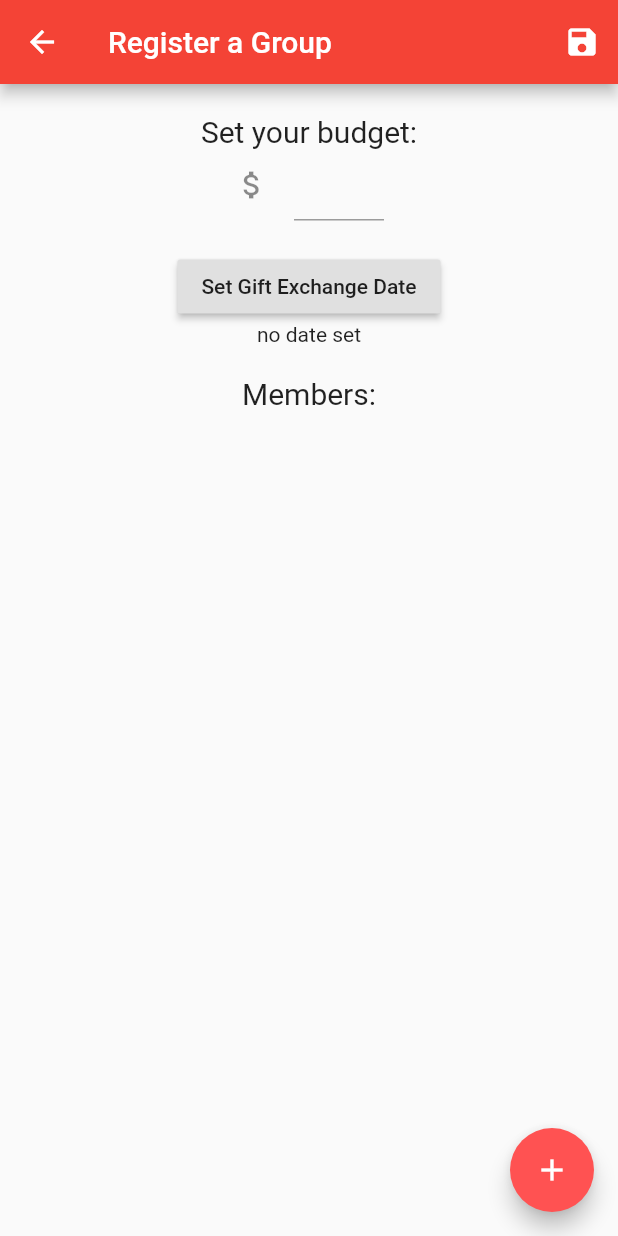
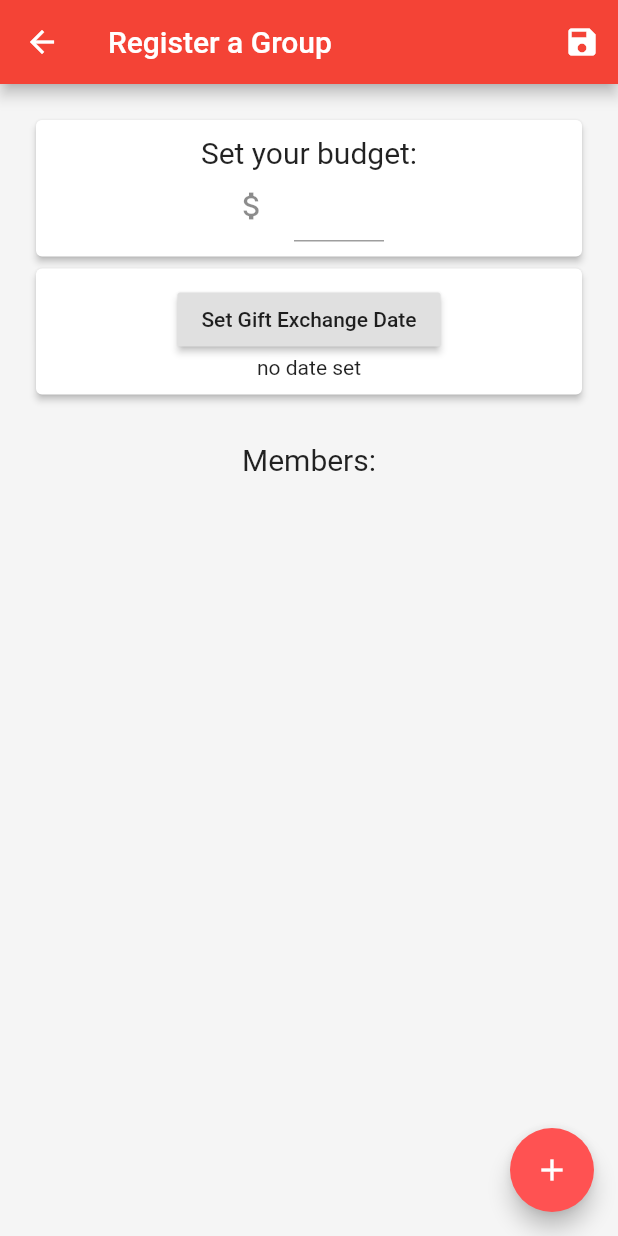
Before and after one commit to AroonNarayanan/SecretSantaFlutter, a Flutter app: the screen it shows after launch, after a tap on an icon or button, on a phone screen of 412 x 824 dp. Run offline on Flutter 3.47's test engine with Material 2 defaults, Android fonts, the light colour scheme and no system bars; network calls fail.

Commit message:
Refactored UI to be more material and added UI for due date

```diff
--- a/lib/login.dart
+++ b/lib/login.dart
@@ -21,9 +21,15 @@ class LoginScreenState extends State<LoginScreen> {
 
   @override
   Widget build(BuildContext context) {
-    return Column(
-      crossAxisAlignment: CrossAxisAlignment.center,
-      mainAxisAlignment: MainAxisAlignment.center,
+    return Container(
+      color: Colors.grey[100],
+      alignment: AlignmentDirectional.center,
+      child: Card(
+        elevation: 2.0,
+        child: SingleChildScrollView(child: Container(
+          padding: EdgeInsets.all(20.0),
+            child: Column(
+          mainAxisSize: MainAxisSize.min,
           children: <Widget>[
             Container(
               child: new Icon(
@@ -31,21 +37,17 @@ class LoginScreenState extends State<LoginScreen> {
                 size: 100.0,
                 color: Theme.of(context).primaryColor,
               ),
-          width: double.infinity,
             ),
-        Column(
-          children: <Widget>[
             Container(
-              height: 50.0,
-              constraints: BoxConstraints(maxWidth: 200.0),
+              width: 200.0,
               child: TextField(
                 decoration: InputDecoration(hintText: 'Your Name'),
                 controller: nameController,
               ),
             ),
             Container(
-              height: 50.0,
-              constraints: BoxConstraints(maxWidth: 200.0),
+              margin: EdgeInsets.only(top: 5.0),
+              width: 200.0,
               child: TextField(
                 decoration: InputDecoration(hintText: 'Your PIN'),
                 controller: pinController,
@@ -54,9 +56,8 @@ class LoginScreenState extends State<LoginScreen> {
               ),
             ),
             Container(
-              constraints: BoxConstraints(maxWidth: 200.0),
-              child: ConstrainedBox(
-                constraints: BoxConstraints(minWidth: double.infinity),
+              width: 200.0,
+              margin: EdgeInsets.only(top: 5.0),
               child: RaisedButton(
                 child: Text('Reveal Your Giftee'),
                 onPressed: () {
@@ -71,26 +72,21 @@ class LoginScreenState extends State<LoginScreen> {
                 },
               ),
             ),
-            ),
             Container(
-              constraints: BoxConstraints(maxWidth: 200.0),
-              child: ConstrainedBox(
-                constraints: BoxConstraints(minWidth: double.infinity),
+              width: 200.0,
               child: FlatButton(
                 child: Text('Don\'t have a PIN?'),
                 onPressed: () {
-                    Navigator.of(context).push(new MaterialPageRoute(builder: (BuildContext newPageContext) {
+                  Navigator.of(context).push(new MaterialPageRoute(
+                      builder: (BuildContext newPageContext) {
                     return RegisterFamilyScreen();
                   }));
                 },
               ),
-              ),
             )
           ],
-          crossAxisAlignment: CrossAxisAlignment.center,
-          mainAxisAlignment: MainAxisAlignment.center,
-        )
-      ],
+        )),
+      ),),
     );
   }
 
--- a/lib/register.dart
+++ b/lib/register.dart
@@ -97,8 +97,16 @@ class RegisterFamilyScreenState extends State<RegisterFamilyScreen> {
   Widget createGroup() {
     return Builder(builder: (BuildContext context) {
       return Container(
-          padding: EdgeInsets.only(top: 20.0),
+          padding: EdgeInsets.only(top: 20.0, left: 20.0, right: 20.0),
+          color: Colors.grey[100],
           width: double.infinity,
+          child: Column(
+            children: <Widget>[
+              Card(
+                elevation: 2.0,
+                child: Container(
+                  width: double.infinity,
+                  margin: EdgeInsets.all(10.0),
                   child: Column(
                     children: <Widget>[
                       Text(
@@ -109,19 +117,29 @@ class RegisterFamilyScreenState extends State<RegisterFamilyScreen> {
                         constraints: BoxConstraints(maxWidth: 100.0),
                         child: TextField(
                           keyboardType: TextInputType.number,
-                  decoration: InputDecoration(icon: Icon(Icons.attach_money)),
+                          decoration:
+                              InputDecoration(icon: Icon(Icons.attach_money)),
                           controller: budgetController,
                         ),
                       ),
-              Container(
-                margin: EdgeInsets.only(top: 20.0),
-                child: RaisedButton(
+                    ],
+                  ),
+                ),
+              ),
+              Card(
+                elevation: 2.0,
+                child: Container(
+                  margin: EdgeInsets.all(10.0),
+                  width: double.infinity,
+                  child: Column(
+                    children: <Widget>[
+                      RaisedButton(
                         child: Text('Set Gift Exchange Date'),
                         onPressed: () async {
                           dueDate = await showDatePicker(
                             context: context,
                             initialDate: DateTime(DateTime.now().year,
-                          DateTime.now().month + 1, DateTime.now().day),
+                                DateTime.now().month, DateTime.now().day + 14),
                             firstDate: DateTime.now(),
                             lastDate: DateTime(2100),
                           );
@@ -131,8 +149,17 @@ class RegisterFamilyScreenState extends State<RegisterFamilyScreen> {
                           setState(() {});
                         },
                       ),
+                      Text(dueDateString),
+                    ],
                   ),
-              Text(dueDateString),
+                ),
+              ),
+              Card(
+                elevation: 3.0,
+                child: Column(
+                  children: <Widget>[],
+                ),
+              ),
               Container(
                 margin: EdgeInsets.only(top: 20.0),
                 child: Text(
@@ -143,18 +170,18 @@ class RegisterFamilyScreenState extends State<RegisterFamilyScreen> {
               new Expanded(
                 child: ListView.builder(
                   itemBuilder: (context, i) {
-                    if (i.isOdd) {
-                      return Divider();
-                    }
-                    return ListTile(
-                      title: Text(groupList[i ~/ 2]),
+                    return Card(
+                      elevation: 2.0,
+                      child: ListTile(
+                        title: Text(groupList[i]),
                         onLongPress: () {
-                        groupList.removeAt(i ~/ 2);
+                          groupList.removeAt(i);
                           setState(() {});
                         },
+                      ),
                     );
                   },
-                  itemCount: groupList.length * 2,
+                  itemCount: groupList.length,
                 ),
               )
             ],
@@ -185,7 +212,7 @@ class RegisterFamilyScreenState extends State<RegisterFamilyScreen> {
 
   Future<Widget> _registerFamily() async {
     final groupJson =
-        json.encode(Group('\$' + budgetController.text, groupList));
+        json.encode(Group('\$' + budgetController.text, dueDate.toIso8601String(), groupList));
     final response = await http.post(
         'https://aroonsecretsanta.azurewebsites.net/registerFamily/',
         body: groupJson,
@@ -240,12 +267,14 @@ class RegisterFamilyScreen extends StatefulWidget {
 
 class Group {
   String budget;
+  String date;
   List<String> family;
 
-  Group(this.budget, this.family);
+  Group(this.budget, this.date, this.family);
 
   Map<String, dynamic> toJson() => {
         'budget': budget,
+        'date': date,
         'family': family,
       };
 }
```
Also changed, not shown: lib/main.dart (+47 -22 lines). Lines whose indentation alone changed are shown as unchanged.
